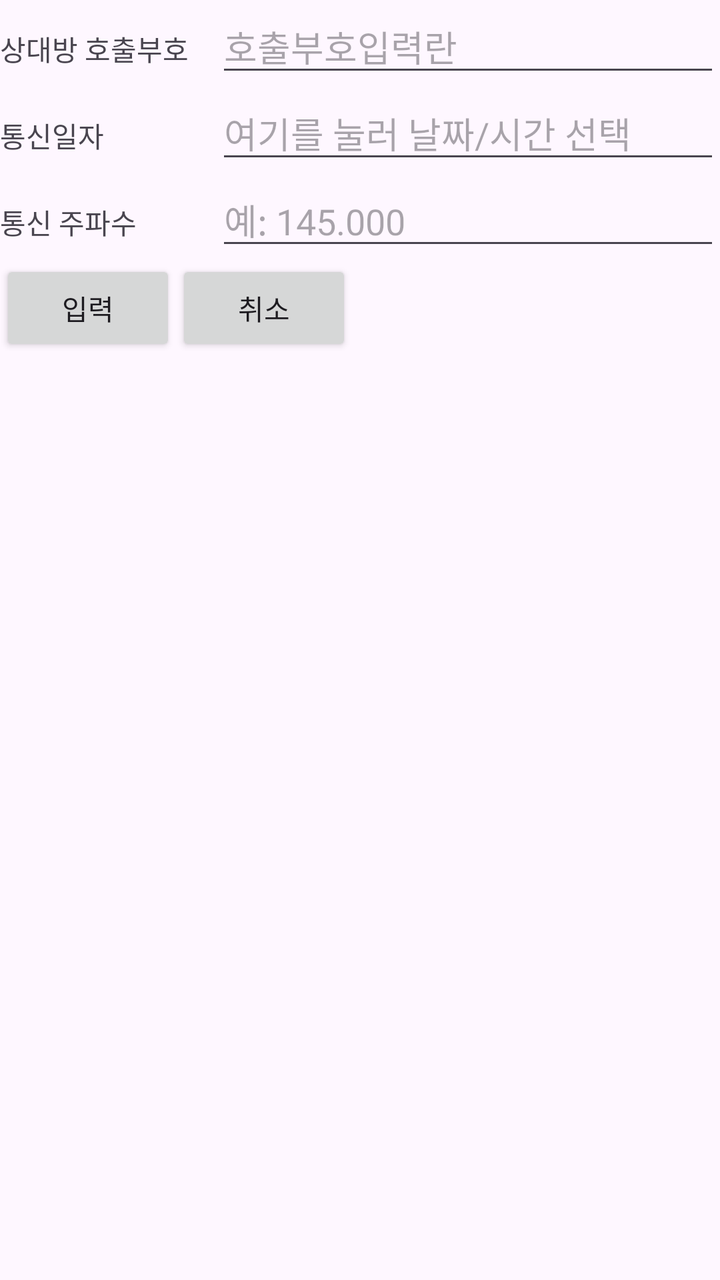
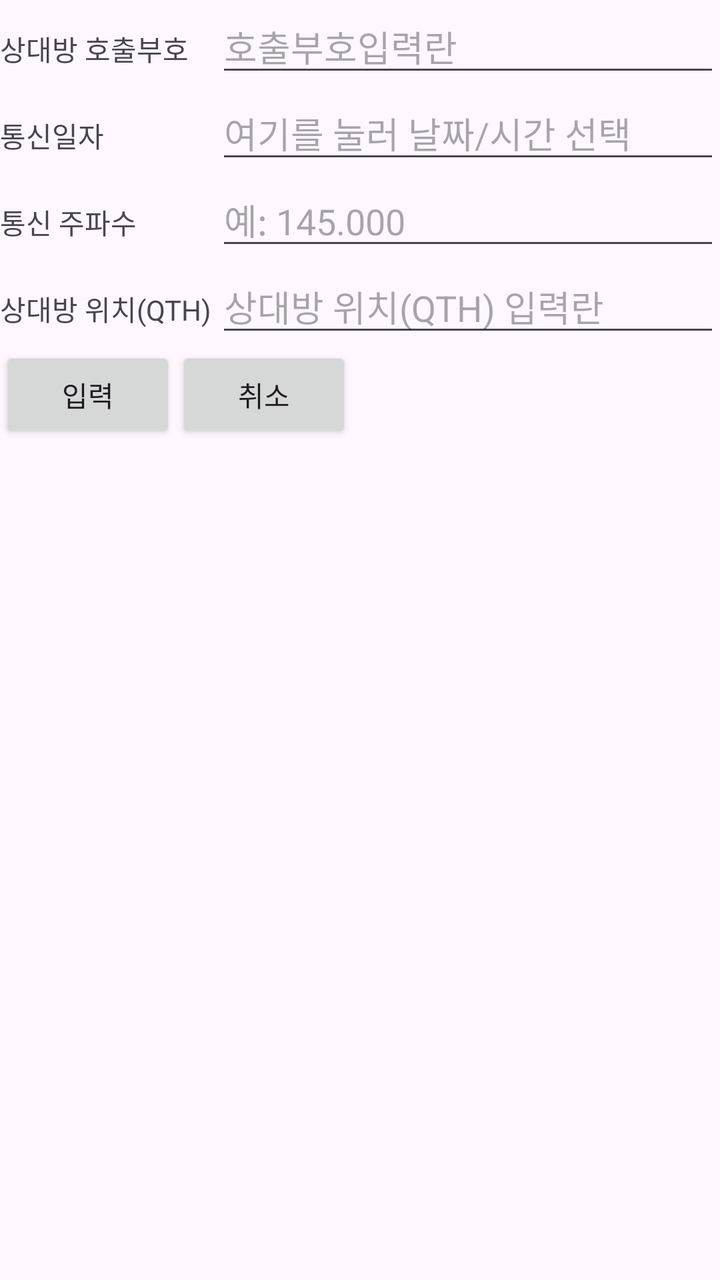

The first picture is an Android layout as it rendered before a commit; the second is the same layout after the commit. The layout source and the unified diff follow.
<!-- AndroidManifest.xml: application theme Theme.HamApp -->
<!-- res/layout/add_contact_log.xml -->
<?xml version="1.0" encoding="utf-8"?>
<androidx.constraintlayout.widget.ConstraintLayout xmlns:android="http://schemas.android.com/apk/res/android"
    android:layout_width="match_parent"
    android:layout_height="match_parent">



    <LinearLayout
        android:orientation="vertical"
        android:layout_width="match_parent"
        android:layout_height="match_parent">
        
        <LinearLayout
            android:orientation="horizontal"
            android:layout_width="match_parent"
            android:layout_height="wrap_content">
            <TextView
                android:text="상대방 호출부호"
                android:layout_width="0dp"
                android:layout_height="wrap_content"
                android:layout_weight="3"/>

            <EditText
                android:id="@+id/etCallSign"
                android:layout_width="0dp"
                android:layout_height="wrap_content"
                android:inputType="text"
                android:text=""
                android:ems="10"
                android:maxLength="6"
                android:layout_weight="7"
                android:hint="호출부호입력란"
                />
        </LinearLayout>
        
        <LinearLayout
            android:orientation="horizontal"
            android:layout_width="match_parent"
            android:layout_height="wrap_content">
            <TextView
                android:text="통신일자"
                android:layout_width="0dp"
                android:layout_height="wrap_content"
                android:layout_weight="3"/>

            <EditText
                android:id="@+id/etDate"
                android:layout_width="0dp"
                android:layout_height="wrap_content"
                android:layout_weight="7"
                android:hint="여기를 눌러 날짜/시간 선택"
                android:inputType="none"
                android:focusable="false"
                android:clickable="true"
                android:ems="10" />
        </LinearLayout>
        
        <LinearLayout
            android:orientation="horizontal"
            android:layout_width="match_parent"
            android:layout_height="wrap_content">
            <TextView
                android:text="통신 주파수"
                android:layout_width="0dp"
                android:layout_height="wrap_content"
                android:layout_weight="3"/>

            <EditText
                android:id="@+id/etFrequency"
                android:layout_width="0dp"
                android:layout_height="wrap_content"
                android:inputType="numberDecimal"
                android:digits="0123456789."
                android:text=""
                android:ems="10"
                android:maxLength="8"
                android:layout_weight="7"
                android:hint="예: 145.000"
                />
        </LinearLayout>


        <LinearLayout
            android:orientation="horizontal"
            android:layout_width="match_parent"
            android:layout_height="wrap_content">
            <Button
                android:id="@+id/btnSubmit"
                android:text="입력"
                android:layout_width="wrap_content"
                android:layout_height="wrap_content" />
            <Button
                android:id="@+id/btnCancel"
                android:text="취소"
                android:layout_width="wrap_content"
                android:layout_height="wrap_content" />

        </LinearLayout>


    </LinearLayout>



</androidx.constraintlayout.widget.ConstraintLayout>
<!-- resources referenced by this layout -->
<resources>
  <style name="Theme.HamApp" parent="Base.Theme.HamApp" />
  <style name="Base.Theme.HamApp" parent="Theme.Material3.DayNight.NoActionBar">
          
          
      </style>
</resources>

<!-- the commit's change to res/layout/add_contact_log.xml (unified diff, before → after) -->
@@ -78,7 +78,29 @@
                 android:hint="예: 145.000"
                 />
         </LinearLayout>
+        
+        <LinearLayout
+            android:orientation="horizontal"
+            android:layout_width="match_parent"
+            android:layout_height="wrap_content">
+            <TextView
+                android:text="상대방 위치(QTH)"
+                android:layout_width="0dp"
+                android:layout_height="wrap_content"
+                android:layout_weight="3"/>
 
+            <EditText
+                android:id="@+id/etQTH"
+                android:layout_width="0dp"
+                android:layout_height="wrap_content"
+                android:inputType="text"
+                android:text=""
+                android:ems="10"
+                android:maxLength="15"
+                android:layout_weight="7"
+                android:hint="상대방 위치(QTH) 입력란"
+                />
+        </LinearLayout>
 
         <LinearLayout
             android:orientation="horizontal"
